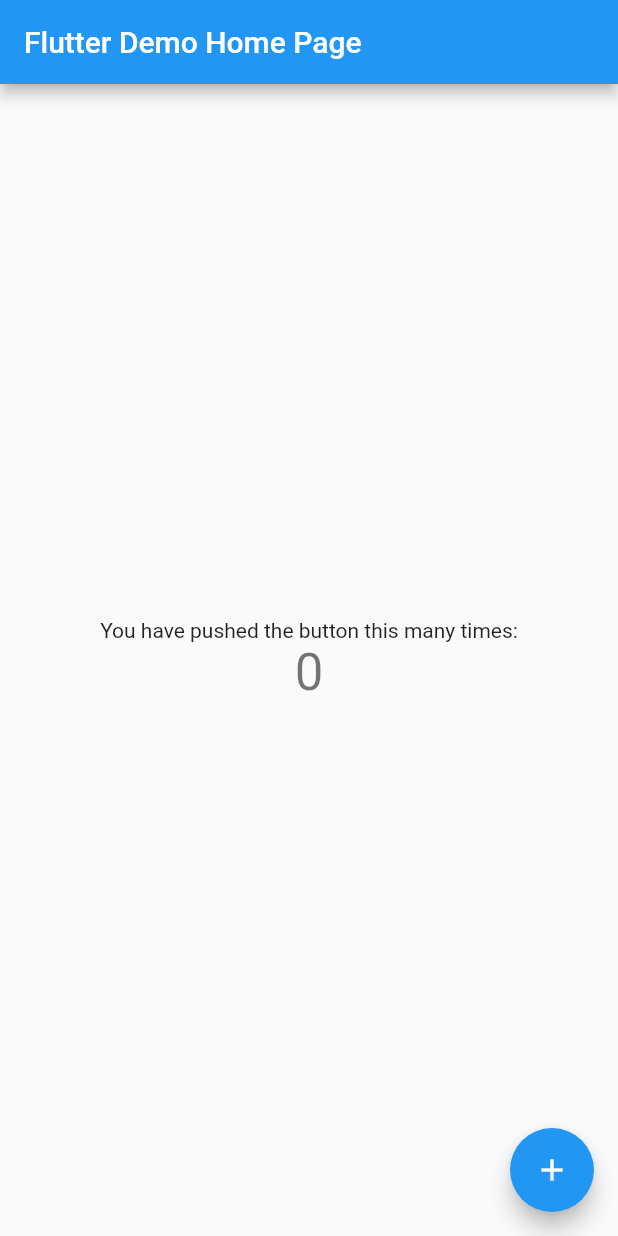
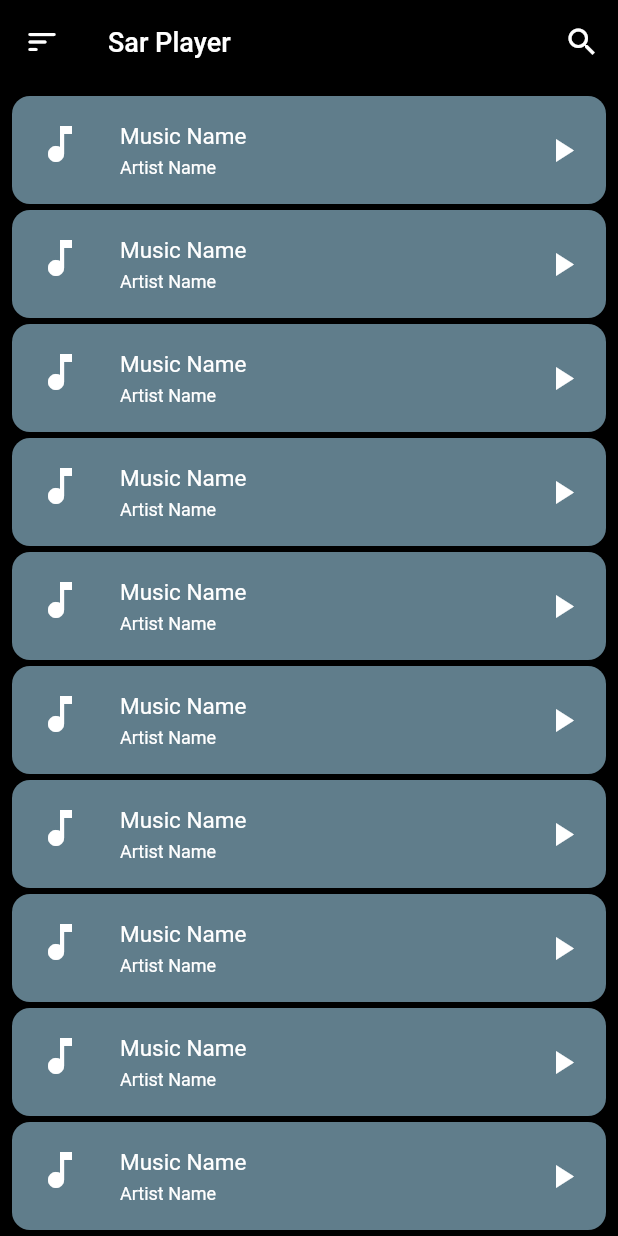
Before and after one commit to AnSaradar/sar_player, a Flutter app: the screen it shows after launch, on a phone screen of 412 x 824 dp. Run offline on Flutter 3.47's test engine with Material 2 defaults, Android fonts, the phone set to English and light mode, and no system bars.

Commit message:
Setting Up

```diff
--- /dev/null
+++ b/lib/consts/text_style.dart
@@ -0,0 +1,5 @@
+import 'package:flutter/material.dart';
+
+ourStyle({double ? size=18,color = Colors.white}){
+  return TextStyle(fontSize: size,color: color);
+}
--- /dev/null
+++ b/lib/controllers/player_controller.dart
@@ -0,0 +1,3 @@
+class PlayerController extends GetxContoller{
+
+}
--- a/lib/main.dart
+++ b/lib/main.dart
@@ -1,4 +1,5 @@
 import 'package:flutter/material.dart';
+import 'package:music_player/views/home.dart';
 
 void main() {
   runApp(const MyApp());
@@ -11,97 +12,16 @@ class MyApp extends StatelessWidget {
   @override
   Widget build(BuildContext context) {
     return MaterialApp(
+      debugShowCheckedModeBanner: false,
+      home: const Home(),
       title: 'SAR PLAYER',
       theme: ThemeData(
+        appBarTheme: const AppBarTheme(
+          backgroundColor: Colors.transparent,
+          elevation: 0
+        )
+      ),
 
-        primarySwatch: Colors.blue,
-      ),
-      home: const MyHomePage(title: 'Flutter Demo Home Page'),
     );
   }
 }
-
-class MyHomePage extends StatefulWidget {
-  const MyHomePage({Key? key, required this.title}) : super(key: key);
-
-  // This widget is the home page of your application. It is stateful, meaning
-  // that it has a State object (defined below) that contains fields that affect
-  // how it looks.
-
-  // This class is the configuration for the state. It holds the values (in this
-  // case the title) provided by the parent (in this case the App widget) and
-  // used by the build method of the State. Fields in a Widget subclass are
-  // always marked "final".
-
-  final String title;
-
-  @override
-  State<MyHomePage> createState() => _MyHomePageState();
-}
-
-class _MyHomePageState extends State<MyHomePage> {
-  int _counter = 0;
-
-  void _incrementCounter() {
-    setState(() {
-      // This call to setState tells the Flutter framework that something has
-      // changed in this State, which causes it to rerun the build method below
-      // so that the display can reflect the updated values. If we changed
-      // _counter without calling setState(), then the build method would not be
-      // called again, and so nothing would appear to happen.
-      _counter++;
-    });
-  }
-
-  @override
-  Widget build(BuildContext context) {
-    // This method is rerun every time setState is called, for instance as done
-    // by the _incrementCounter method above.
-    //
-    // The Flutter framework has been optimized to make rerunning build methods
-    // fast, so that you can just rebuild anything that needs updating rather
-    // than having to individually change instances of widgets.
-    return Scaffold(
-      appBar: AppBar(
-        // Here we take the value from the MyHomePage object that was created by
-        // the App.build method, and use it to set our appbar title.
-        title: Text(widget.title),
-      ),
-      body: Center(
-        // Center is a layout widget. It takes a single child and positions it
-        // in the middle of the parent.
-        child: Column(
-          // Column is also a layout widget. It takes a list of children and
-          // arranges them vertically. By default, it sizes itself to fit its
-          // children horizontally, and tries to be as tall as its parent.
-          //
-          // Invoke "debug painting" (press "p" in the console, choose the
-          // "Toggle Debug Paint" action from the Flutter Inspector in Android
-          // Studio, or the "Toggle Debug Paint" command in Visual Studio Code)
-          // to see the wireframe for each widget.
-          //
-          // Column has various properties to control how it sizes itself and
-          // how it positions its children. Here we use mainAxisAlignment to
-          // center the children vertically; the main axis here is the vertical
-          // axis because Columns are vertical (the cross axis would be
-          // horizontal).
-          mainAxisAlignment: MainAxisAlignment.center,
-          children: <Widget>[
-            const Text(
-              'You have pushed the button this many times:',
-            ),
-            Text(
-              '$_counter',
-              style: Theme.of(context).textTheme.headline4,
-            ),
-          ],
-        ),
-      ),
-      floatingActionButton: FloatingActionButton(
-        onPressed: _incrementCounter,
-        tooltip: 'Increment',
-        child: const Icon(Icons.add),
-      ), // This trailing comma makes auto-formatting nicer for build methods.
-    );
-  }
-}
--- /dev/null
+++ b/lib/views/home.dart
@@ -0,0 +1,65 @@
+import 'package:flutter/material.dart';
+import 'package:music_player/consts/text_style.dart';
+
+class Home extends StatelessWidget {
+  const Home({Key? key}) : super(key: key);
+
+  @override
+  Widget build(BuildContext context) {
+    return Scaffold(
+      backgroundColor: Colors.black,
+      appBar: AppBar(
+          actions: [
+            IconButton(
+                onPressed: () {},
+                icon: Icon(
+                  Icons.search,
+                  color: Colors.white,
+                ))
+          ],
+          leading: Icon(
+            Icons.sort_rounded,
+            color: Colors.white,
+          ),
+          title: Text(
+            "Sar Player",
+            style: ourStyle(),
+          )),
+      body: Padding(
+        padding: const EdgeInsets.all(8.0),
+        child: ListView.builder(
+            physics: const BouncingScrollPhysics(),
+            itemCount: 100,
+            itemBuilder: (BuildContext context, int index) {
+              return Container(
+                  margin: EdgeInsets.only(bottom: 4),
+                  decoration:
+                      BoxDecoration(borderRadius: BorderRadius.circular(12)),
+                  child: ListTile(
+                    tileColor: Colors.blueGrey,
+                    shape: RoundedRectangleBorder(
+                        borderRadius: BorderRadius.circular(12)),
+                    title: Text(
+                      "Music Name",
+                      style: ourStyle(size: 15),
+                    ),
+                    subtitle: Text(
+                      "Artist Name",
+                      style: ourStyle(size: 12),
+                    ),
+                    leading: const Icon(
+                      Icons.music_note,
+                      color: Colors.white,
+                      size: 32,
+                    ),
+                    trailing: const Icon(
+                      Icons.play_arrow,
+                      color: Colors.white,
+                      size: 26,
+                    ),
+                  ));
+            }),
+      ),
+    );
+  }
+}
```
Also changed, not shown: lib/views/player.dart (added), 1 other file.
